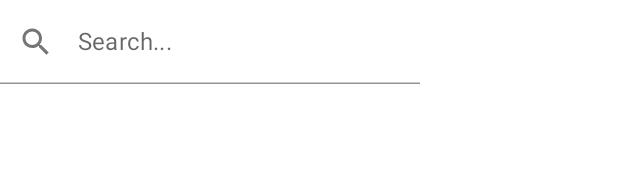
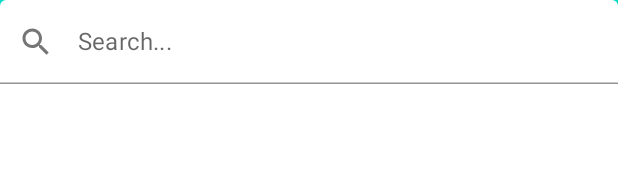
Before and after one commit to ahmedorabi94/MoviesApp, an Android app built with Jetpack Compose: the @Preview function PlantNamePreview, on a phone screen of 412 x 824 dp. Shown: the top 190 px of the screen. Run offline under Robolectric (Android 15) with nearby library versions, the phone set to English and light mode, and no system bars.

Commit message:
update ui

```diff
--- a/app/src/main/java/com/example/moviesapp/core/domain/usecases/GetGenresListUseCase.kt
+++ b/app/src/main/java/com/example/moviesapp/core/domain/usecases/GetGenresListUseCase.kt
@@ -1,7 +1,6 @@
 package com.example.moviesapp.core.domain.usecases
 
 import com.example.moviesapp.core.data.api.Resource
-import com.example.moviesapp.core.domain.model.movies_list.MoviesListResponse
 import com.example.moviesapp.core.repo.movies_list.MoviesListRepository
 import com.example.moviesapp.features.movies_list.models.GenresResponse
 import kotlinx.coroutines.flow.Flow
--- a/app/src/main/java/com/example/moviesapp/core/repo/movies_list/MoviesListRepository.kt
+++ b/app/src/main/java/com/example/moviesapp/core/repo/movies_list/MoviesListRepository.kt
@@ -1,6 +1,5 @@
 package com.example.moviesapp.core.repo.movies_list
 
-import com.example.moviesapp.features.movies_list.models.Genre
 import javax.inject.Inject
 
 class MoviesListRepository @Inject constructor(private val dataSource: MoviesListDataSource) {
--- a/app/src/main/java/com/example/moviesapp/features/movies_list/ui/SearchAppBar.kt
+++ b/app/src/main/java/com/example/moviesapp/features/movies_list/ui/SearchAppBar.kt
@@ -18,7 +18,6 @@ import androidx.compose.ui.text.input.KeyboardType
 import androidx.compose.ui.text.input.TextFieldValue
 import androidx.compose.ui.tooling.preview.Preview
 import androidx.compose.ui.unit.dp
-import com.example.moviesapp.features.movies_details.ui.DetailsScreen
 
 
 @OptIn(ExperimentalComposeUiApi::class)
@@ -26,20 +25,20 @@ import com.example.moviesapp.features.movies_details.ui.DetailsScreen
 fun SearchAppBar(
     state: MutableState<TextFieldValue> = mutableStateOf(TextFieldValue()),
     onQueryChange: (String) -> Unit = {},
-    onExecuteSearch: () -> Unit = {},
-    modifier: Modifier = Modifier.fillMaxWidth()
+    onExecuteSearch: () -> Unit = {}
 ) {
+    Surface(
+        modifier = Modifier.fillMaxWidth(),
+        color = MaterialTheme.colors.secondary,
+        elevation = 8.dp,
 
-    Surface(
-        modifier = modifier,
-        elevation = 8.dp
         ) {
         val keyboardController = LocalSoftwareKeyboardController.current
         Box(
-                modifier = modifier
+            modifier = Modifier.fillMaxWidth()
         ) {
-                TextField(
-                    value = state.value,onValueChange = { value ->
+            TextField(modifier = Modifier.fillMaxWidth(),
+                value = state.value, onValueChange = { value ->
                     state.value = value
                     onQueryChange(state.value.text)
                 },
@@ -57,7 +56,7 @@ fun SearchAppBar(
                 leadingIcon = {
                     Icon(Icons.Filled.Search, contentDescription = "Search")
                 },
-                    textStyle = TextStyle(color = MaterialTheme.colors.onSurface) ,
+                textStyle = TextStyle(color = MaterialTheme.colors.onSurface),
                 colors = TextFieldDefaults.textFieldColors(backgroundColor = MaterialTheme.colors.surface)
             )
 
```
Also changed, not shown: app/src/main/java/com/example/moviesapp/features/movies_list/ui/MoviesListFragment.kt (+7 -5 lines). Lines whose indentation alone changed are shown as unchanged.
